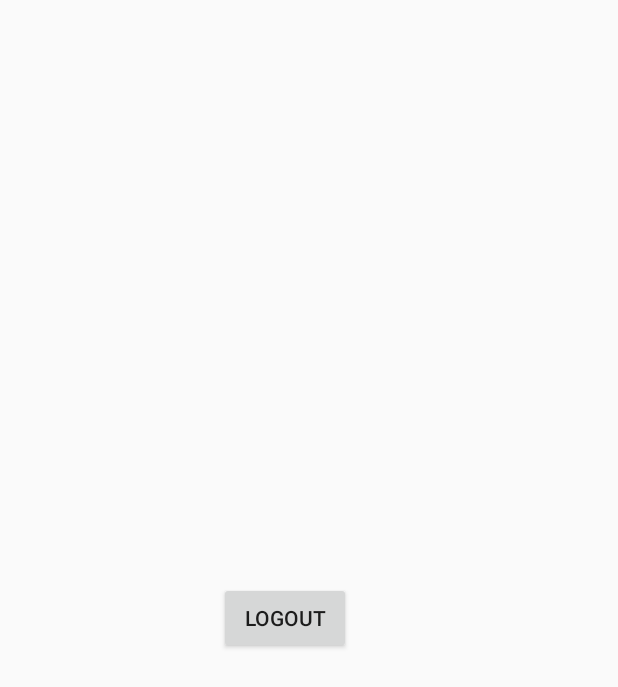
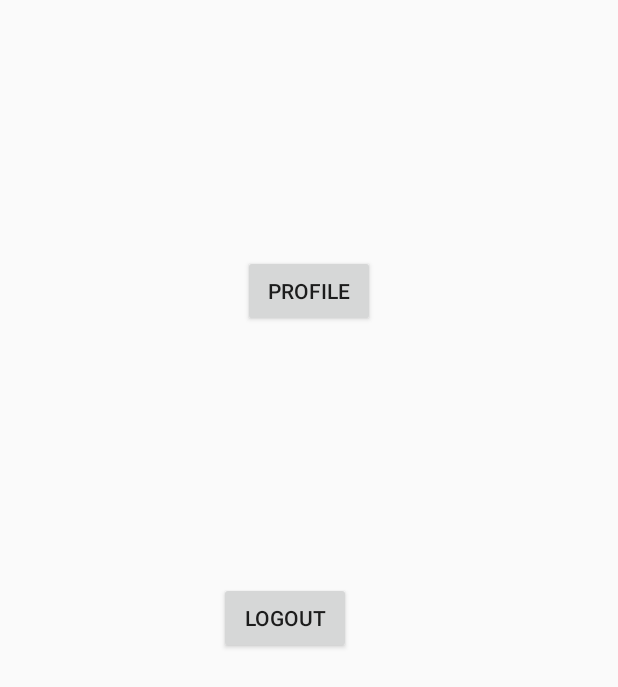
Before and after one commit to AdelCSE/HERA-Mobile-App, an Android app: the layout activity_main.xml on its own in the app's theme, with its tools: preview values and no code run, on a phone screen of 412 x 824 dp. Shown: the top 687 px of the screen. Run offline under Robolectric (Android 15) with nearby library versions, the phone set to English and light mode, and no system bars.

```diff
--- a/app/src/main/AndroidManifest.xml
+++ b/app/src/main/AndroidManifest.xml
@@ -15,7 +15,7 @@
         android:theme="@style/Theme.2CPI_PROJECT">
 
         <activity
-            android:name=".LoginActivity"
+            android:name=".ProfileActivity"
             android:exported="false" />
         <activity
             android:name=".UserPorfileActivity"
@@ -36,7 +36,7 @@
             android:name=".RegisterActivity"
             android:exported="false" />
         <activity
-            android:name=".ProfileActivity"
+            android:name=".LoginActivity"
             android:exported="true">
             <intent-filter>
                 <action android:name="android.intent.action.MAIN" />
--- a/app/src/main/java/dz/esisba/a2cpi_project/MainActivity.java
+++ b/app/src/main/java/dz/esisba/a2cpi_project/MainActivity.java
@@ -25,5 +25,8 @@ public class MainActivity extends AppCompatActivity {
     }
 
 
-
+    public void profile(View view) {
+        startActivity(new Intent(getApplicationContext(), ProfileActivity.class));
+        finish();
+    }
 }
--- a/app/src/main/res/layout/activity_main.xml
+++ b/app/src/main/res/layout/activity_main.xml
@@ -17,4 +17,15 @@
         app:layout_constraintStart_toStartOf="parent"
         app:layout_constraintTop_toTopOf="parent"
         android:onClick="logout"/>
+
+    <Button
+        android:id="@+id/profileBtn"
+        android:layout_width="wrap_content"
+        android:layout_height="wrap_content"
+        android:text="Profile"
+        app:layout_constraintBottom_toTopOf="@+id/logoutBtn"
+        app:layout_constraintEnd_toEndOf="parent"
+        app:layout_constraintStart_toStartOf="parent"
+        app:layout_constraintTop_toTopOf="parent"
+        android:onClick="profile"/>
 </androidx.constraintlayout.widget.ConstraintLayout>
--- a/app/src/main/res/layout/activity_profile.xml
+++ b/app/src/main/res/layout/activity_profile.xml
@@ -119,7 +119,7 @@
                         android:layout_below="@+id/fllwNb"
                         android:layout_centerHorizontal="true"
 
-                        android:text="Follower" />
+                        android:text="Followers" />
 
                 </RelativeLayout>
 
@@ -163,6 +163,7 @@
             <TextView
                 android:layout_width="wrap_content"
                 android:layout_height="wrap_content"
+                android:id="@+id/usernameTxt"
                 android:text="Username"
                 android:layout_marginTop="5dp"
                 android:layout_marginStart="20dp"
```
Also changed, not shown: app/src/main/java/dz/esisba/a2cpi_project/ProfileActivity.java (+37 -0 lines).
